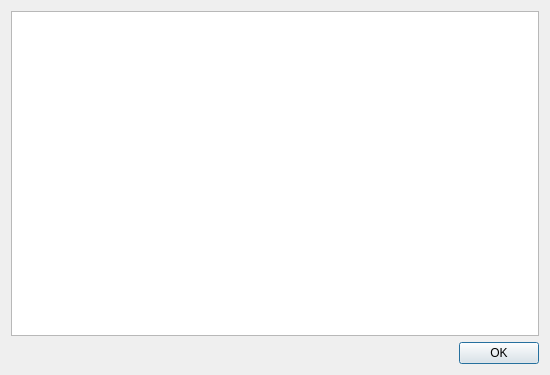
The window that licensedialog.ui (BrainB0ne/haveibeenpwned-local) describes before a commit, drawn with Qt 5.
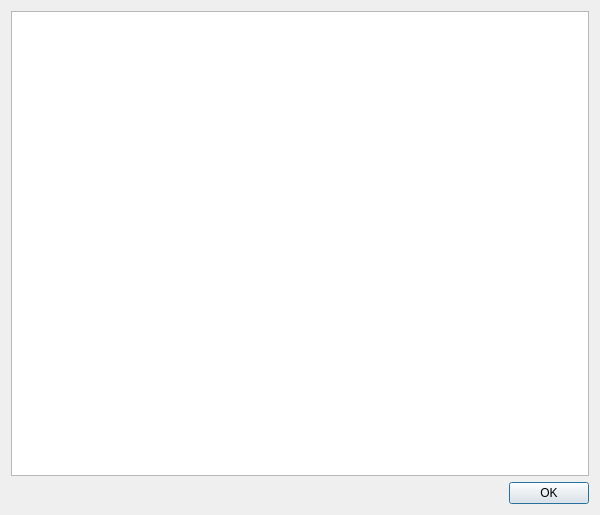
The same window after the commit.

Commit message: increase width / height of License Dialog

The edit to the form file:
```diff
--- a/licensedialog.ui
+++ b/licensedialog.ui
@@ -6,8 +6,8 @@
    <rect>
     <x>0</x>
     <y>0</y>
-    <width>550</width>
-    <height>375</height>
+    <width>600</width>
+    <height>515</height>
    </rect>
   </property>
   <property name="windowTitle">
```
